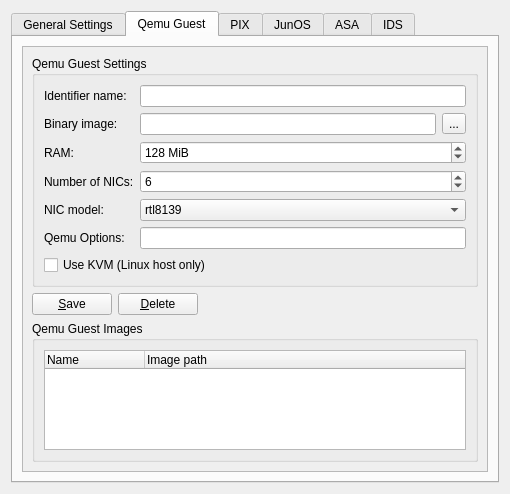
Qt form src/GNS3/Ui/ConfigurationPages/Form_PreferencesQemu.ui (GNS3/gns3-legacy) before a commit.
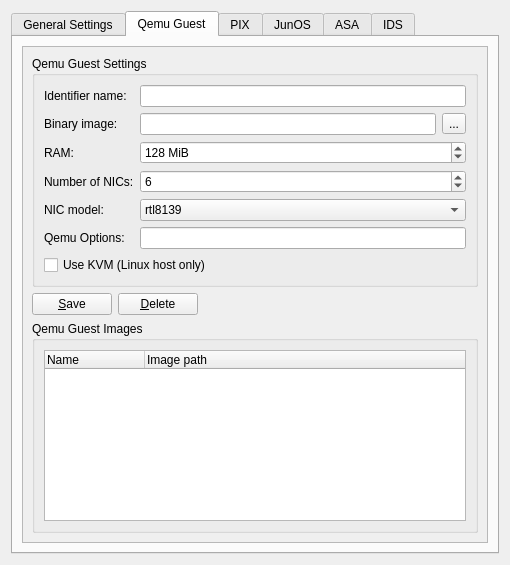
The same form after that commit. The open tabs and pages were chosen to show the change.

Patch:
```diff
--- a/src/GNS3/Ui/ConfigurationPages/Form_PreferencesQemu.ui
+++ b/src/GNS3/Ui/ConfigurationPages/Form_PreferencesQemu.ui
@@ -7,7 +7,7 @@
     <x>0</x>
     <y>0</y>
     <width>510</width>
-    <height>491</height>
+    <height>565</height>
    </rect>
   </property>
   <property name="windowTitle">
@@ -315,8 +315,8 @@
            <rect>
             <x>0</x>
             <y>0</y>
-            <width>246</width>
-            <height>388</height>
+            <width>438</width>
+            <height>484</height>
            </rect>
           </property>
           <layout class="QVBoxLayout" name="verticalLayout">
```
Left out of the diff: 19 changed lines with no effect on the pictures.
